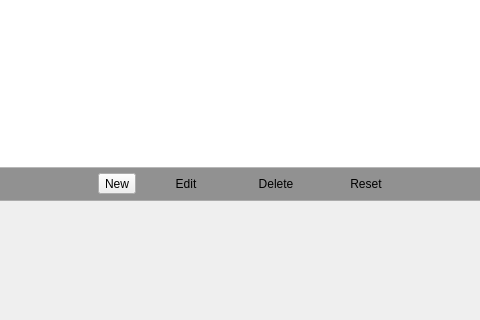
Before: the Qt Designer form yali/gui/Ui/manualpartwidget.ui in dadas45li/yali, drawn with Qt 5; both pictures show x 160 to 640 and y 167 to 487 of the 823 by 487 pixel window.
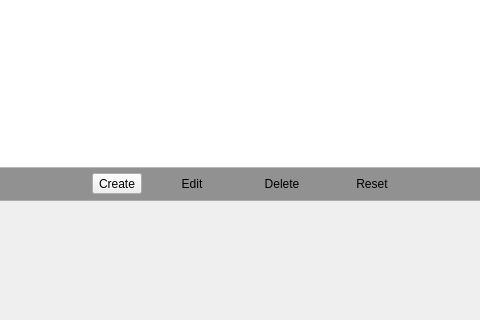
After: the same form once the commit is applied.

Commit message:
Fixes Manual partitioning screen create menu.
BUG:FIXED:14692
BUG:FIXED:15333
BUG:FIXED:14749
BUG:FIXED:14893

```diff
--- a/yali/gui/Ui/manualpartwidget.ui
+++ b/yali/gui/Ui/manualpartwidget.ui
@@ -196,7 +196,7 @@
                <enum>Qt::LeftToRight</enum>
               </property>
               <property name="text">
-               <string>New</string>
+               <string>Create</string>
               </property>
               <property name="popupMode">
                <enum>QToolButton::InstantPopup</enum>
```
The commit also changes 1 other file.
